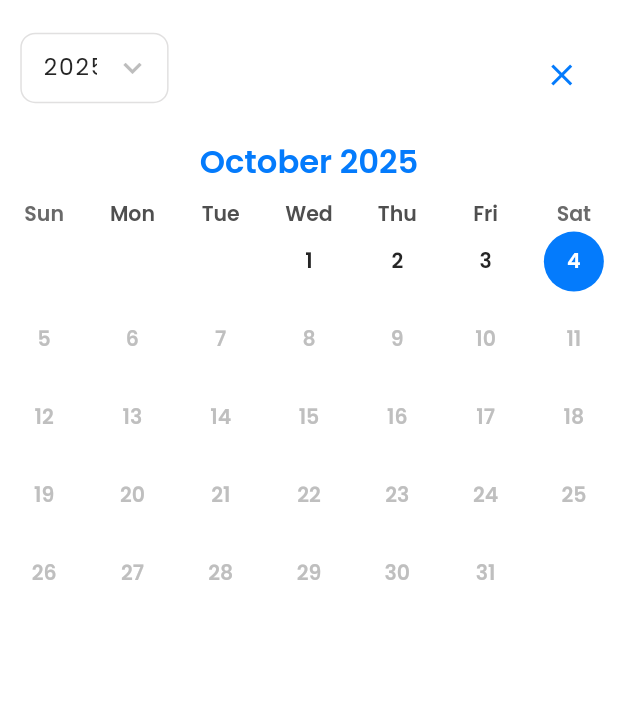
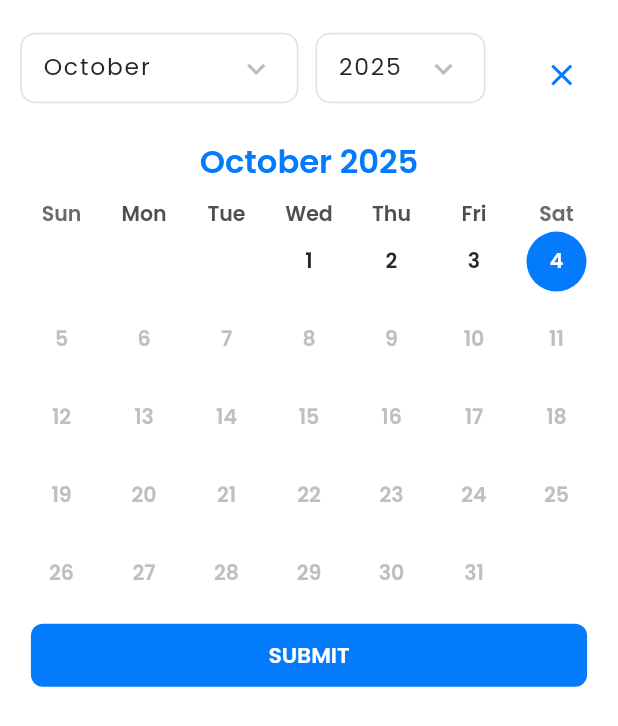
Before and after one commit to bohiba/bohiba, a Flutter app: the AppDatePicker widget shown alone on an empty page, opened directly with empty values, on a phone screen of 412 x 824 dp. Shown: the top 726 px of the screen. Run offline on Flutter 3.47's test engine with Material 3 defaults, Android fonts, the phone set to English and light mode, and no system bars; drawn by our look-alikes of table_calendar; our stand-ins replace auto_size_text, connectivity_plus, device_info_plus, dio, eva_icons_flutter, fl_chart and 21 more; missing offline and left inert: flutter_device_type, marquee_text, universal_html, widgets_easier; accounts and stored records are empty; network calls fail.

Commit message:
UI and functionality Fix
- Otp Controller Fix
- Date Picker Enhancement

```diff
--- a/lib/component/bohiba_appbar/home_appbar.dart
+++ b/lib/component/bohiba_appbar/home_appbar.dart
@@ -121,8 +121,8 @@ class HomeAppBar extends GetView<HomeController>
                     return Get.toNamed(AppRoute.allTruck)!.then(
                       (onValue) async {
                         if (onValue != null) {
-                          await controller.getTruckList();
-                          await controller.getUserFavList();
+                          // await controller.getTruckList();
+                          // await controller.getUserFavList();
                           controller.arrTrucks.refresh();
                         }
                       },
--- a/lib/component/bohiba_dropdown/app_dropdown_button.dart
+++ b/lib/component/bohiba_dropdown/app_dropdown_button.dart
@@ -51,12 +51,14 @@ class AppDropdown<T> extends StatelessWidget {
         enableFilter: enableFilter,
         hintText: hint,
         menuHeight: menuHeight ?? ScreenUtils.height * 0.4,
-        inputDecorationTheme:
-            InputDecorationTheme(isDense: true, isCollapsed: true),
         trailingIcon: Icon(
           Icons.keyboard_arrow_down,
           size: 24,
           color: bohibaTheme.textTheme.titleSmall!.color,
+        ),
+        inputDecorationTheme: InputDecorationTheme(
+          isDense: true,
+          isCollapsed: false,
         ),
         expandedInsets: padding,
         textStyle: TextStyle(
@@ -64,7 +66,6 @@ class AppDropdown<T> extends StatelessWidget {
           color: bohibaTheme.textTheme.bodyLarge?.color,
           letterSpacing: 1.2,
         ),
-        // textInputAction: TextInputAction.done,
         searchCallback: (entries, query) {
           if (query.isEmpty) return null;
           final index = entries.indexWhere(
--- a/lib/component/ui/tile_decorative.dart
+++ b/lib/component/ui/tile_decorative.dart
@@ -24,8 +24,8 @@ class BottomModalShape extends RoundedRectangleBorder {
   BottomModalShape()
       : super(
           borderRadius: BorderRadius.only(
-            topRight: Radius.circular(12.0.r),
-            topLeft: Radius.circular(12.0.r),
+            topRight: Radius.circular(20.r),
+            topLeft: Radius.circular(20.r),
           ),
         );
 }
--- a/lib/controllers/all_job_controller.dart
+++ b/lib/controllers/all_job_controller.dart
@@ -42,7 +42,7 @@ class AllJobController extends GetxController {
       case 'open':
         return bohibaTheme.colorScheme.onSurface;
       case 'drafted':
-        return bohibaTheme.colorScheme.surface;
+        return bohibaTheme.colorScheme.secondary;
       case 'closed':
         return bohibaTheme.colorScheme.error;
       default:
--- a/lib/controllers/splash_controller.dart
+++ b/lib/controllers/splash_controller.dart
@@ -38,7 +38,7 @@ class SplashController extends GetxController {
           Get.offAllNamed(AppRoute.signIn);
           return;
         } else if (profileModel.mobileNumber == null) {
-          Get.offAllNamed(AppRoute.createUser);
+          Get.offAllNamed(AppRoute.signIn);
           return;
         } else if (profileModel.verification?.pinCode == null) {
           Get.offAllNamed(AppRoute.userAddressAuthScreen);
--- a/lib/controllers/truck_all_controller.dart
+++ b/lib/controllers/truck_all_controller.dart
@@ -1,3 +1,5 @@
+import 'package:bohiba/controllers/home_controller.dart';
+
 import '/services/api_end_point.dart';
 
 import '/dist/app_enums.dart';
@@ -13,6 +15,7 @@ import '/services/global_service.dart';
 
 class TruckAllController extends GetxController {
   final MasterController masterController = Get.find<MasterController>();
+  final HomeController homeController = Get.find<HomeController>();
   DioService dioService = DioService();
   DBService dBService = DBService();
   final TextEditingController vehicleNumberController = TextEditingController();
--- a/lib/pages/truck/truck_all_page.dart
+++ b/lib/pages/truck/truck_all_page.dart
@@ -132,6 +132,8 @@ class AllTruckPage extends GetView<TruckAllController> {
                             (onValue) async {
                               if (onValue != null) {
                                 await controller.getTruckList();
+                                controller.homeController.getTruckList();
+                                controller.homeController.getUserFavList();
                                 controller.arrTruck.refresh();
                               }
                             },
--- a/lib/pages/user/user_profile/user_profile_component/user_profile_card.dart
+++ b/lib/pages/user/user_profile/user_profile_component/user_profile_card.dart
@@ -1,7 +1,5 @@
-import 'package:flutter_screenutil/flutter_screenutil.dart';
 import '/dist/component_exports.dart';
 import '/theme/bohiba_theme.dart';
-import '/pages/user/user_profile/switch_account_dialog.dart';
 import 'package:flutter/material.dart';
 import 'package:gap/gap.dart';
 
--- a/lib/pages/widget/app_date_picker.dart
+++ b/lib/pages/widget/app_date_picker.dart
@@ -1,6 +1,8 @@
-import 'package:bohiba/component/bohiba_dropdown/app_dropdown_button.dart';
-import 'package:bohiba/dist/component_exports.dart';
-
+import '/component/bohiba_buttons/primary_button.dart';
+import 'package:gap/gap.dart';
+import 'package:intl/intl.dart';
+import '/component/bohiba_dropdown/app_dropdown_button.dart';
+import '/dist/component_exports.dart';
 import '/component/screen_utils.dart';
 import '/theme/bohiba_theme.dart';
 import 'package:flutter/material.dart';
@@ -9,7 +11,13 @@ import 'package:table_calendar/table_calendar.dart';
 
 class AppDatePicker extends StatefulWidget {
   final String title;
-  const AppDatePicker({super.key, required this.title});
+  final DateTime? lastDateTime;
+
+  const AppDatePicker({
+    super.key,
+    required this.title,
+    this.lastDateTime,
+  });
 
   @override
   State<AppDatePicker> createState() => _AppDatePickerState();
@@ -19,17 +27,32 @@ class _AppDatePickerState extends State<AppDatePicker> {
   DateTime dTFocusedDate = DateTime.now();
   DateTime pickedDate = DateTime.now();
   int selectedYear = DateTime.now().year;
+  DateTime lastDate = DateTime.now();
+  @override
+  void initState() {
+    super.initState();
+    lastDate = widget.lastDateTime ?? DateTime.now();
+    if (widget.lastDateTime != null) {
+      pickedDate = lastDate;
+      dTFocusedDate = pickedDate;
+      selectedYear = lastDate.year;
+    }
+  }
+
   @override
   Widget build(BuildContext context) {
     return Container(
+      padding: EdgeInsets.only(
+        bottom: ScreenUtils.height25,
+      ),
       decoration: BoxDecoration(
         borderRadius: BorderRadius.only(
-          topRight: Radius.circular(12.r),
-          topLeft: Radius.circular(12.r),
+          topRight: Radius.circular(20.r),
+          topLeft: Radius.circular(20.r),
         ),
       ),
       child: Column(
-        mainAxisSize: MainAxisSize.max,
+        mainAxisSize: MainAxisSize.min,
         children: [
           Padding(
             padding: EdgeInsets.only(
@@ -38,16 +61,38 @@ class _AppDatePickerState extends State<AppDatePicker> {
               top: ScreenUtils.height20,
             ),
             child: Row(
-              mainAxisAlignment: MainAxisAlignment.spaceBetween,
               children: [
                 AppDropdown<int>(
-                  width: ScreenUtils.width * 0.24,
+                  width: ScreenUtils.width * 0.45,
+                  menuHeight: ScreenUtils.height * 0.3,
+                  dropDownValue: pickedDate.month,
+                  padding: EdgeInsets.zero,
+                  items: List.generate(12, (index) => index + 1),
+                  labelBuilder: (m) => DateFormat.MMMM().format(DateTime(0, m)),
+                  onChanged: (m) {
+                    if (m == null) return;
+
+                    DateTime newDate =
+                        DateTime(selectedYear, m, pickedDate.day);
+                    if (newDate.isBefore(lastDate) ||
+                        isSameDay(newDate, lastDate)) {
+                      setState(() {
+                        pickedDate = newDate;
+                        dTFocusedDate = newDate;
+                      });
+                    } else {
+                      return;
+                    }
+                  },
+                ),
+                Gap(10.w),
+                AppDropdown<int>(
+                  width: ScreenUtils.width * 0.275,
                   menuHeight: ScreenUtils.height * 0.3,
                   dropDownValue: selectedYear,
                   padding: EdgeInsets.zero,
-                  items:
-                      List.generate((DateTime.now().year - 2000 + 1), (index) {
-                    int year = 2000 + index;
+                  items: List.generate((lastDate.year - 1800) + 1, (index) {
+                    int year = 1800 + index;
                     return year;
                   }),
                   labelBuilder: (y) {
@@ -65,6 +110,7 @@ class _AppDatePickerState extends State<AppDatePicker> {
                     });
                   },
                 ),
+                Spacer(),
                 IconButton(
                   onPressed: () {
                     Navigator.pop(context, pickedDate);
@@ -74,7 +120,12 @@ class _AppDatePickerState extends State<AppDatePicker> {
               ],
             ),
           ),
-          TableCalendar(
+          Padding(
+            padding: EdgeInsets.only(
+              left: ScreenUtils.height15,
+              right: ScreenUtils.height15,
+            ),
+            child: TableCalendar(
               currentDay: DateTime.now(),
               onDaySelected: (selectedDay, focusedDay) {
                 setState(() {
@@ -106,7 +157,7 @@ class _AppDatePickerState extends State<AppDatePicker> {
               ),
               focusedDay: dTFocusedDate,
               firstDay: DateTime(1800),
-            lastDay: DateTime.now(),
+              lastDay: widget.lastDateTime ?? DateTime.now(),
               // currentDay: pickedDate,
               calendarFormat: CalendarFormat.month,
               calendarStyle: CalendarStyle(
@@ -129,6 +180,13 @@ class _AppDatePickerState extends State<AppDatePicker> {
                 ),
               ),
             ),
+          ),
+          PrimaryButton(
+            label: 'Submit',
+            onPressed: () {
+              Navigator.pop(context, pickedDate);
+            },
+          )
         ],
       ),
     );
--- a/lib/services/api_end_point.dart
+++ b/lib/services/api_end_point.dart
@@ -60,7 +60,7 @@ class ApiEndPoint {
   static const String apiGetJob = '$baseUrl/owner/job-detail';
   static const String apiApplicants = '$baseUrl/owner/job-applicants';
   static const String apiEditJob = '$baseUrl/owner/job-update';
-  static const String apiUpdateJobStatus = '$baseUrl/owner/status-update';
+  // static const String apiUpdateJobStatus = '$baseUrl/owner/status-update';
   static const String apiDeleteJob = '$baseUrl/owner/job-delete';
 
   static const String apiOpenDriver = '$baseUrl/owner/open';
```
Also changed, not shown: lib/controllers/auth_controller.dart (+29 -19 lines), lib/controllers/my_job_controller.dart (+13 -0 lines), lib/pages/authentication/otp_screen/otp_screen.dart (+67 -44 lines), lib/pages/authentication/signup_screen/create_user_page.dart (+21 -19 lines), lib/pages/authentication/signup_screen/signup_screen.dart (+14 -4 lines), lib/pages/jobs/all_job_page.dart (+7 -2 lines), lib/pages/jobs/my_job_detail_page.dart (+58 -37 lines), lib/services/global_service.dart (+41 -13 lines), lib/services/job_service.dart (+33 -0 lines). Lines whose indentation alone changed are shown as unchanged.
